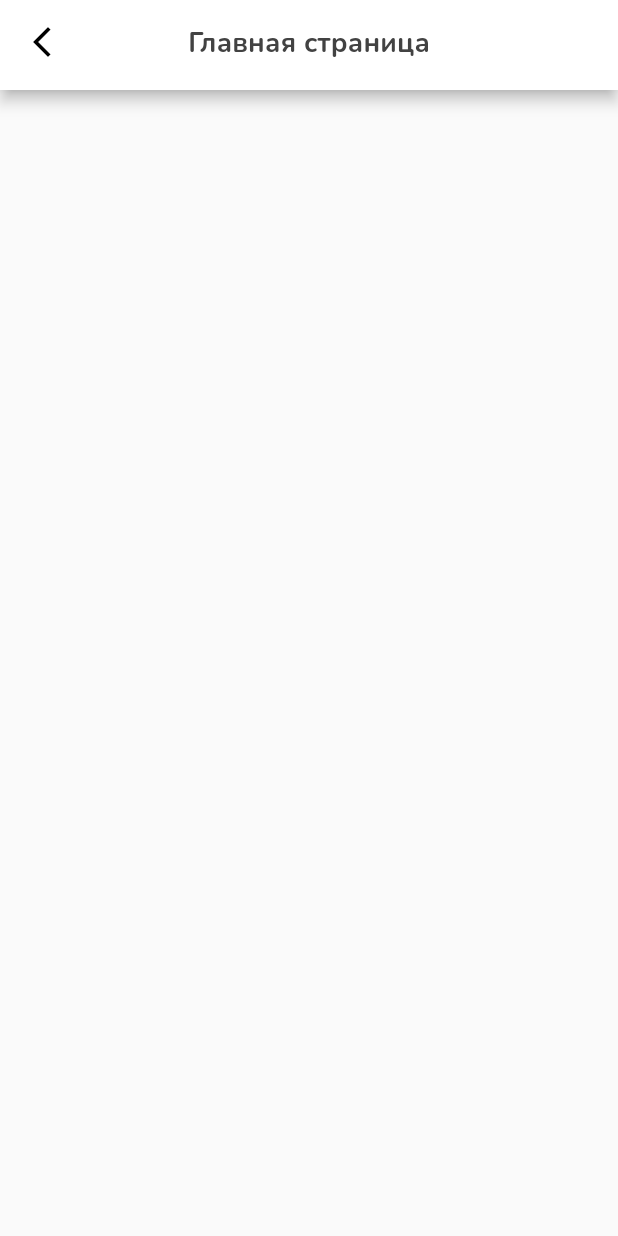
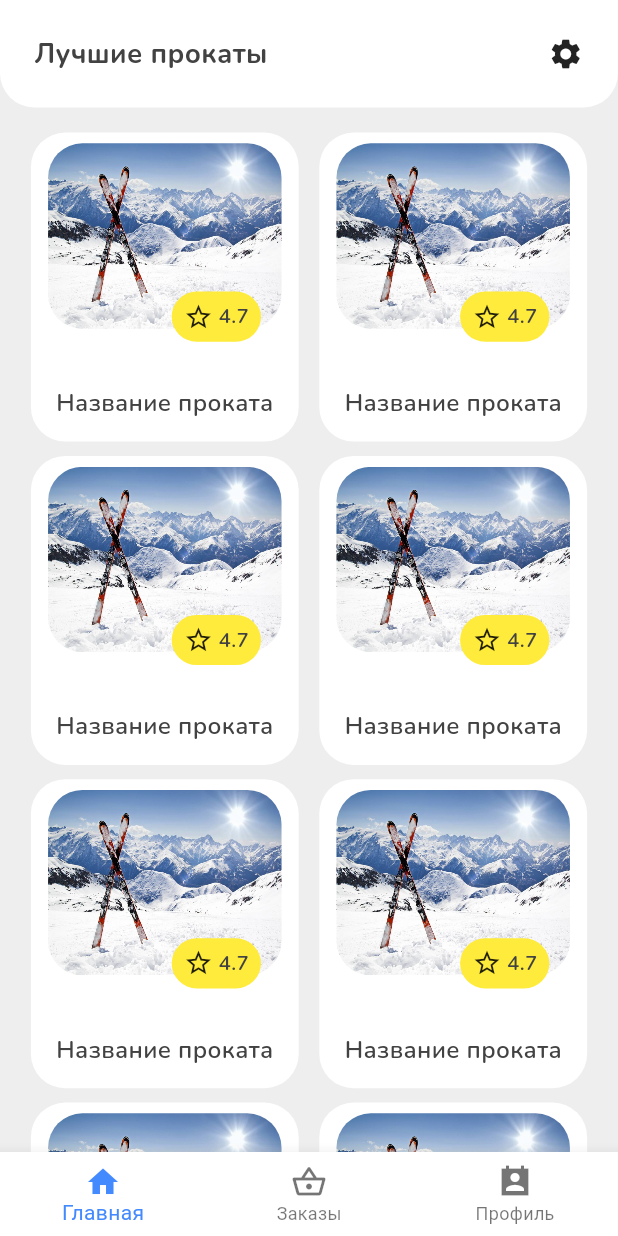
Before and after one commit to RedFox802/Flutter-Ski-Equipment-App, a Flutter app: the HomeScreen screen opened directly, on a phone screen of 412 x 824 dp. Run offline on Flutter 3.47's test engine with Material 2 defaults, Android fonts, the phone set to English and light mode, and no system bars; our stand-ins replace firebase_auth, firebase_core, flutter_bloc, flutter_screenutil, fluttertoast, freezed_annotation and 3 more; missing offline and left inert: easy_autocomplete; accounts and stored records are empty; network calls fail.

Commit message:
рисовка каталога

```diff
--- a/lib/components/app_text_styles.dart
+++ b/lib/components/app_text_styles.dart
@@ -11,6 +11,13 @@ class AppTextStyle {
 
   static final TextStyle nunitoW600S14 = TextStyle(
     fontSize: 14.sp,
+    fontFamily: 'Nunito',
+    fontWeight: FontWeight.w600,
+    color: Colors.grey.shade800,
+  );
+
+  static final TextStyle nunitoW600S12 = TextStyle(
+    fontSize: 12.sp,
     fontFamily: 'Nunito',
     fontWeight: FontWeight.w600,
     color: Colors.grey.shade800,
--- a/lib/features/authentication_page/presentation/screens/authentication_screen.dart
+++ b/lib/features/authentication_page/presentation/screens/authentication_screen.dart
@@ -25,8 +25,10 @@ class AuthenticationScreen extends StatelessWidget {
     return BlocConsumer<AuthCubit, AuthState>(
       listener: (BuildContext context, state) {
         if (state.auth) {
-          Navigator.push(
-              context, MaterialPageRoute(builder: (_) => const HomeScreen()));
+          Navigator.pushAndRemoveUntil(
+              context,
+              MaterialPageRoute(builder: (_) => const HomeScreen()),
+              (_) => false);
         }
         if (state.error) {
           Fluttertoast.showToast(
@@ -36,7 +38,7 @@ class AuthenticationScreen extends StatelessWidget {
               timeInSecForIosWeb: 1,
               backgroundColor: Colors.red,
               textColor: Colors.white,
-              fontSize: 16.0);
+              fontSize: 16.sp);
         }
       },
       builder: (BuildContext context, AuthState state) {
@@ -53,7 +55,8 @@ class AuthenticationScreen extends StatelessWidget {
                 Text(
                   'На номер $phone\nбыл отправилен СМС-код,\nвведите его ниже',
                   textAlign: TextAlign.center,
-                  style: AppTextStyle.nunitoW600S16.copyWith(color: Colors.grey.shade800),
+                  style: AppTextStyle.nunitoW600S16
+                      .copyWith(color: Colors.grey.shade800),
                 ),
                 const Spacer(),
                 Padding(
--- /dev/null
+++ b/lib/features/catalog_page/presentation/components/rental_container.dart
@@ -0,0 +1,81 @@
+import 'package:equipment/components/app_text_styles.dart';
+import 'package:flutter/material.dart';
+import 'package:flutter_screenutil/flutter_screenutil.dart';
+
+import '../../../../gen/assets.gen.dart';
+
+class RentalContainer extends StatelessWidget {
+  const RentalContainer({Key? key}) : super(key: key);
+
+  @override
+  Widget build(BuildContext context) {
+    double height = MediaQuery.of(context).size.height / 4;
+    double width = MediaQuery.of(context).size.width / 2 - 24.w;
+    return Padding(
+      padding: EdgeInsets.symmetric(horizontal: 6.w, vertical: 4.h),
+      child: Container(
+        width: width,
+        height: height,
+        decoration: BoxDecoration(
+          color: Colors.white,
+          borderRadius: BorderRadius.circular(20.r),
+        ),
+        child: Padding(
+          padding: EdgeInsets.only(top: 6.h),
+          child: Stack(
+            children: [
+              Align(
+                alignment: const Alignment(0, -1),
+                child: ClipRRect(
+                  borderRadius: BorderRadius.circular(20.r),
+                  child: Assets.images.imSki.image(
+                      height: height * 0.6,
+                      width: width - 20.w,
+                      fit: BoxFit.fill),
+                ),
+              ),
+              Padding(
+                padding: EdgeInsets.symmetric(horizontal: 14.w, vertical: 12.h),
+                child: Align(
+                    alignment: const Alignment(0, 1),
+                    child: Text('Название проката',
+                        style: AppTextStyle.nunitoW600S14)),
+              ),
+              Positioned(
+                top: height * 0.48,
+                right: 22.w,
+                child: Container(
+                  height: 28.h,
+                  width: 52.w,
+                  decoration: BoxDecoration(
+                    color: Colors.yellow,
+                    borderRadius: BorderRadius.circular(20.r),
+                  ),
+                  child: Row(
+                    mainAxisAlignment: MainAxisAlignment.spaceEvenly,
+                    children: [
+                      Padding(
+                        padding: EdgeInsets.only(left: 4.w),
+                        child: const Icon(
+                          Icons.star_border,
+                          size: 20,
+                        ),
+                      ),
+                      Padding(
+                        padding: EdgeInsets.only(right: 4.w),
+                        child: Text(
+                          '4.7',
+                          style: AppTextStyle.nunitoW600S12,
+                        ),
+                      ),
+                    ],
+                  ),
+                ),
+              ),
+            ],
+          ),
+        ),
+      ),
+    );
+  }
+}
--- /dev/null
+++ b/lib/features/catalog_page/presentation/screens/catalog_screen.dart
@@ -0,0 +1,59 @@
+import 'package:equipment/components/app_text_styles.dart';
+import 'package:flutter/material.dart';
+import 'package:flutter_screenutil/flutter_screenutil.dart';
+
+import '../components/rental_container.dart';
+
+class CatalogScreen extends StatelessWidget {
+  const CatalogScreen({Key? key}) : super(key: key);
+
+  @override
+  Widget build(BuildContext context) {
+    return SafeArea(
+      child: Container(
+        color: Colors.grey.shade200,
+        child: Column(
+          children: [
+            Container(
+              height: 60.h,
+              decoration: BoxDecoration(
+                color: Colors.white,
+                borderRadius: BorderRadius.only(
+                  bottomLeft: Radius.circular(20.r),
+                  bottomRight: Radius.circular(20.r),
+                ),
+              ),
+              child: Padding(
+                padding: EdgeInsets.symmetric(horizontal: 20.w),
+                child: Row(
+                  mainAxisAlignment: MainAxisAlignment.spaceBetween,
+                  children: [
+                    Text(
+                      'Лучшие прокаты',
+                      style: AppTextStyle.nunitoW700S16,
+                    ),
+                    const Icon(Icons.settings),
+                  ],
+                ),
+              ),
+            ),
+            Expanded(
+              child: ListView(
+                padding: EdgeInsets.symmetric(horizontal: 10.w, vertical: 10.h),
+                children: [
+                  Center(
+                    child: Wrap(
+                      children: [
+                        for (int i = 0; i < 10; i++) const RentalContainer(),
+                      ],
+                    ),
+                  )
+                ],
+              ),
+            )
+          ],
+        ),
+      ),
+    );
+  }
+}
--- a/lib/features/home_page/presentation/screens/home_screen.dart
+++ b/lib/features/home_page/presentation/screens/home_screen.dart
@@ -1,11 +1,54 @@
-import 'package:equipment/components/default_app_bar.dart';
 import 'package:flutter/material.dart';
 
-class HomeScreen extends StatelessWidget {
+import '../../../catalog_page/presentation/screens/catalog_screen.dart';
+
+class HomeScreen extends StatefulWidget {
   const HomeScreen({Key? key}) : super(key: key);
 
   @override
+  State<HomeScreen> createState() => _HomeScreenState();
+}
+
+class _HomeScreenState extends State<HomeScreen> {
+  int _selectedIndex = 0;
+  static const List<Widget> _widgetOptions = <Widget>[
+    CatalogScreen(),
+    Text('Index 1: Business'),
+    Text('Index 2: School')
+  ];
+
+  void _onItemTapped(int index) {
+    setState(() {
+      _selectedIndex = index;
+    });
+  }
+
+  @override
   Widget build(BuildContext context) {
-    return const Scaffold(appBar: DefaultAppBar(titleText: 'Главная страница',),);
+    return Scaffold(
+      body: Center(
+        child: _widgetOptions.elementAt(_selectedIndex),
+      ),
+      bottomNavigationBar: BottomNavigationBar(
+        items: const <BottomNavigationBarItem>[
+          BottomNavigationBarItem(
+            icon: Icon(Icons.home),
+            label: 'Главная',
+          ),
+          BottomNavigationBarItem(
+            icon: Icon(Icons.shopping_basket_outlined),
+            label: 'Заказы',
+          ),
+          BottomNavigationBarItem(
+            icon: Icon(Icons.perm_contact_calendar_sharp),
+            label: 'Профиль',
+          ),
+        ],
+        currentIndex: _selectedIndex,
+        selectedItemColor: Colors.blueAccent,
+        onTap: _onItemTapped,
+        backgroundColor: Colors.white,
+      ),
+    );
   }
 }
--- a/lib/features/login_page/presentation/screens/login_screen.dart
+++ b/lib/features/login_page/presentation/screens/login_screen.dart
@@ -20,7 +20,7 @@ class LoginScreen extends StatefulWidget {
 }
 
 class _LoginScreenState extends State<LoginScreen> {
-  TextEditingController _textEditingController = TextEditingController();
+  final TextEditingController _textEditingController = TextEditingController();
 
   @override
   Widget build(BuildContext context) {
@@ -37,7 +37,7 @@ class _LoginScreenState extends State<LoginScreen> {
                   timeInSecForIosWeb: 1,
                   backgroundColor: Colors.red,
                   textColor: Colors.white,
-                  fontSize: 16.0);
+                  fontSize: 16.sp);
             }
           },
           builder: (BuildContext context, state) {
--- a/lib/gen/assets.gen.dart
+++ b/lib/gen/assets.gen.dart
@@ -19,6 +19,9 @@ class $AssetsIconsGen {
 
 class $AssetsImagesGen {
   const $AssetsImagesGen();
+
+  /// File path: assets/images/im_ski.png
+  AssetGenImage get imSki => const AssetGenImage('assets/images/im_ski.png');
 
   /// File path: assets/images/mountains.jpg
   AssetGenImage get mountains =>
```
Also changed, not shown: assets/images/im_ski.png (added).
